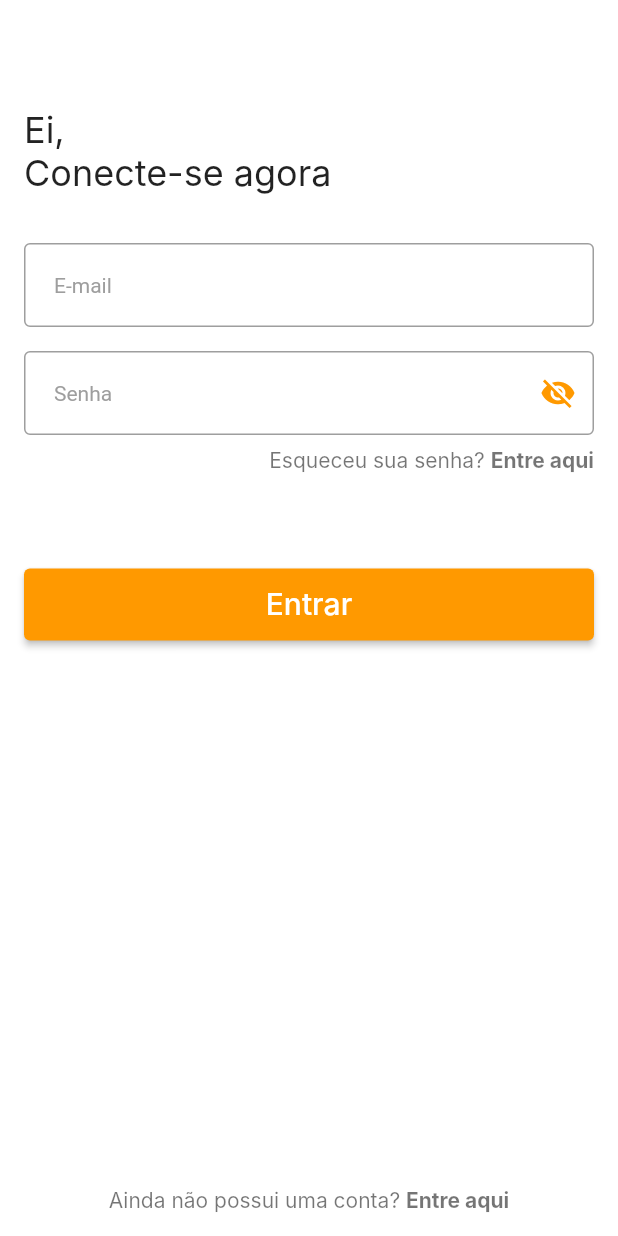
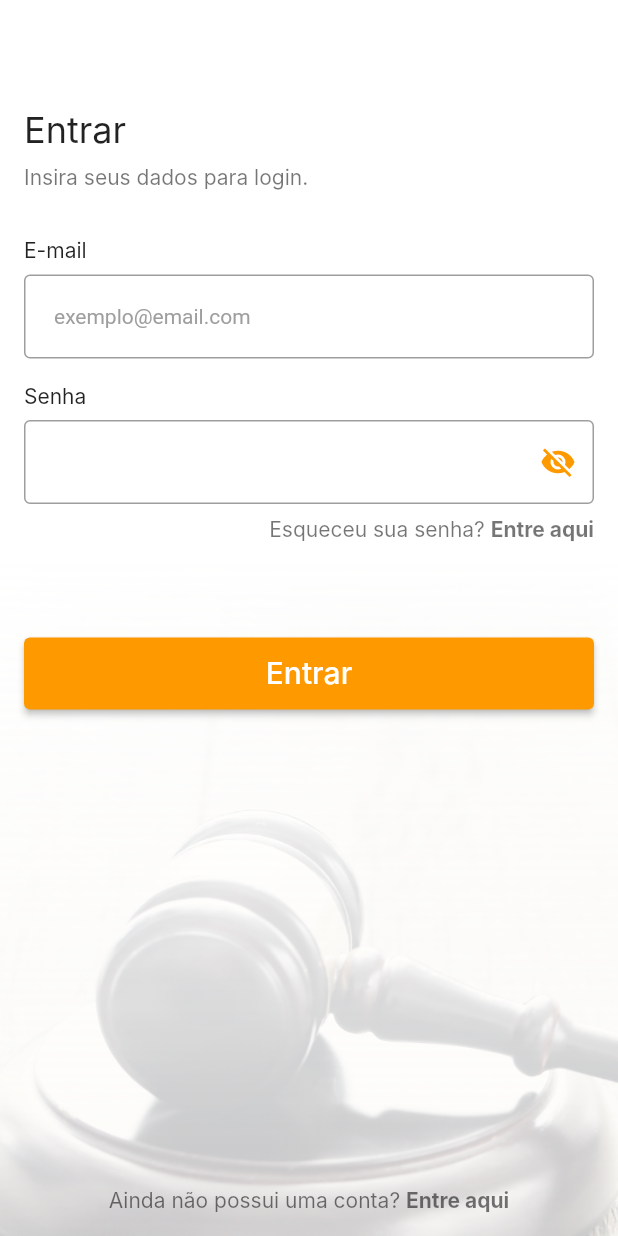
Before and after one commit to app5m/bcremates_oficial, a Flutter app: the Login screen opened by its route, on a phone screen of 412 x 824 dp. Run offline on Flutter 3.47's test engine with Material 2 defaults, Android fonts, the phone set to English and light mode, and no system bars; our stand-ins replace carousel_slider, firebase_core, firebase_messaging, flutter_local_notifications, image_picker, lottie and 3 more; missing offline and left inert: cpf_cnpj_validator, dart:ffi, flutter_pdfview; accounts and stored records are empty; Roboto replaces fonts that are missing (Inter).

Commit message:
should be

```diff
--- a/lib/ui/auth/login/login.dart
+++ b/lib/ui/auth/login/login.dart
@@ -30,15 +30,12 @@ class _LoginState extends State<Login> {
   late bool _passwordVisible;
   late bool _isLoading = false;
 
-
   late Validator validator;
   final postRequest = PostRequest();
   User? _loginResponse;
 
-
   final TextEditingController emailController = TextEditingController();
   final TextEditingController passwordController = TextEditingController();
-
 
   @override
   void initState() {
@@ -54,7 +51,6 @@ class _LoginState extends State<Login> {
     passwordController.dispose();
     super.dispose();
   }
-
 
   Future<void> loginRequest(String email, String password) async {
     try {
@@ -77,7 +73,6 @@ class _LoginState extends State<Login> {
       final response = User.fromJson(_map[0]);
 
       if (response.status == "01") {
-
         _loginResponse = response;
 
         await Preferences.setUserData(_loginResponse);
@@ -87,9 +82,7 @@ class _LoginState extends State<Login> {
             context,
             MaterialPageRoute(builder: (context) => Home()),
             ModalRoute.withName("/ui/home"));
-
-      } else {
-      }
+      } else {}
       ApplicationMessages(context: context).showMessage(response.msg);
     } catch (e) {
       throw Exception('HTTP_ERROR: $e');
@@ -98,11 +91,17 @@ class _LoginState extends State<Login> {
 
   @override
   Widget build(BuildContext context) {
-
     return Scaffold(
         resizeToAvoidBottomInset: true,
         appBar: CustomAppBar(isVisibleIcon: true),
-        body: Container(
+        body: Stack(fit: StackFit.expand, children: [
+          Expanded(
+            child: Image.asset(
+              'images/bg_main.png',
+              fit: BoxFit.fitWidth,
+            ),
+          ),
+          Container(
               child: SafeArea(
                   child: Container(
             margin: EdgeInsets.all(Dimens.marginApplication),
@@ -114,7 +113,7 @@ class _LoginState extends State<Login> {
                     Container(
                       width: double.infinity,
                       child: Text(
-                              "Ei, \nConecte-se agora",
+                        "Entrar",
                         style: TextStyle(
                           fontFamily: 'Inter',
                           fontSize: Dimens.textSize8,
@@ -122,23 +121,50 @@ class _LoginState extends State<Login> {
                         ),
                       ),
                     ),
+                    SizedBox(height: Dimens.minMarginApplication),
+                    Container(
+                      width: double.infinity,
+                      child: Text(
+                        "Insira seus dados para login." /*? "Insira seus dados pessoais." : "Cadastre seu e-mail e senha."*/,
+                        style: TextStyle(
+                          fontFamily: 'Inter',
+                          fontSize: Dimens.textSize5,
+                          color: Colors.black54,
+                        ),
+                      ),
+                    ),
                     SizedBox(height: 32),
+                    Container(
+                      width: double.infinity,
+                      margin: EdgeInsets.only(
+                          bottom: Dimens.minMarginApplication),
+                      child: Text(
+                        "E-mail",
+                        textAlign: TextAlign.start,
+                        style: TextStyle(
+                          fontFamily: 'Inter',
+                          fontSize: Dimens.textSize5,
+                          color: Colors.black87,
+                        ),
+                      ),
+                    ),
                     TextField(
                       controller: emailController,
                       decoration: InputDecoration(
                         focusedBorder: OutlineInputBorder(
                           borderSide: BorderSide(
-                                    color: OwnerColors.colorPrimary, width: 1.5),
+                              color: OwnerColors.colorPrimary,
+                              width: 1.5),
                         ),
                         enabledBorder: OutlineInputBorder(
-                                borderSide:
-                                BorderSide(color: Colors.grey, width: 1.0),
+                          borderSide: BorderSide(
+                              color: Colors.grey, width: 1.0),
                         ),
-                              hintText: 'E-mail',
+                        hintText: 'exemplo@email.com',
                         hintStyle: TextStyle(color: Colors.grey),
                         border: OutlineInputBorder(
-                                borderRadius:
-                                BorderRadius.circular(Dimens.radiusApplication),
+                          borderRadius: BorderRadius.circular(
+                              Dimens.radiusApplication),
                           borderSide: BorderSide.none,
                         ),
                         filled: true,
@@ -153,6 +179,20 @@ class _LoginState extends State<Login> {
                       ),
                     ),
                     SizedBox(height: Dimens.marginApplication),
+                    Container(
+                      width: double.infinity,
+                      margin: EdgeInsets.only(
+                          bottom: Dimens.minMarginApplication),
+                      child: Text(
+                        "Senha",
+                        textAlign: TextAlign.start,
+                        style: TextStyle(
+                          fontFamily: 'Inter',
+                          fontSize: Dimens.textSize5,
+                          color: Colors.black87,
+                        ),
+                      ),
+                    ),
                     TextField(
                       controller: passwordController,
                       decoration: InputDecoration(
@@ -178,7 +218,7 @@ class _LoginState extends State<Login> {
                           borderSide:
                               BorderSide(color: Colors.grey, width: 1.0),
                         ),
-                              hintText: 'Senha',
+                        hintText: '',
                         hintStyle: TextStyle(color: Colors.grey),
                         border: OutlineInputBorder(
                           borderRadius:
@@ -187,8 +227,8 @@ class _LoginState extends State<Login> {
                         ),
                         filled: true,
                         fillColor: Colors.white,
-                              contentPadding: EdgeInsets.all(
-                                  Dimens.textFieldPaddingApplication),
+                        contentPadding:
+                            EdgeInsets.all(Dimens.textFieldPaddingApplication),
                       ),
                       keyboardType: TextInputType.visiblePassword,
                       obscureText: !_passwordVisible,
@@ -200,8 +240,9 @@ class _LoginState extends State<Login> {
                       ),
                     ),
                     SizedBox(height: Dimens.minMarginApplication),
-                          Container(width: double.infinity, child:
-                          RichText(
+                    Container(
+                        width: double.infinity,
+                        child: RichText(
                           textAlign: TextAlign.end,
                           text: TextSpan(
                             style: TextStyle(
@@ -233,6 +274,11 @@ class _LoginState extends State<Login> {
                       child: ElevatedButton(
                         style: Styles().styleDefaultButton,
                         onPressed: () async {
+                          Navigator.pushAndRemoveUntil(
+                              context,
+                              MaterialPageRoute(builder: (context) => Home()),
+                              ModalRoute.withName("/ui/home"));
+
                           if (!validator.validateEmail(emailController.text))
                             return;
 
@@ -280,8 +326,7 @@ class _LoginState extends State<Login> {
                                   fontWeight: FontWeight.bold),
                               recognizer: TapGestureRecognizer()
                                 ..onTap = () {
-                                        Navigator.pushNamed(
-                                            context, "/ui/register");
+                                  Navigator.pushNamed(context, "/ui/register");
                                 }),
                         ],
                       ),
@@ -290,6 +335,7 @@ class _LoginState extends State<Login> {
                 ),
               ),
             ]),
-                ))));
+          )))
+        ]));
   }
 }
--- a/lib/ui/auth/register/register_owner_data.dart
+++ b/lib/ui/auth/register/register_owner_data.dart
@@ -685,7 +685,6 @@ class _RegisterOwnerDataState extends State<RegisterOwnerData> {
                   ],
                 ),
               ),
-
               SizedBox(height: Dimens.marginApplication),
               Container(
                   margin: EdgeInsets.all(Dimens.marginApplication),
@@ -773,7 +772,7 @@ class _RegisterOwnerDataState extends State<RegisterOwnerData> {
                                   fontWeight: FontWeight.bold),
                               recognizer: TapGestureRecognizer()
                                 ..onTap = () {
-                                  Navigator.of(context).pop();
+                                  Navigator.pushReplacementNamed(context, '/ui/login');
                                 }),
                         ],
                       ),
```
Lines whose indentation alone changed are shown as unchanged.
